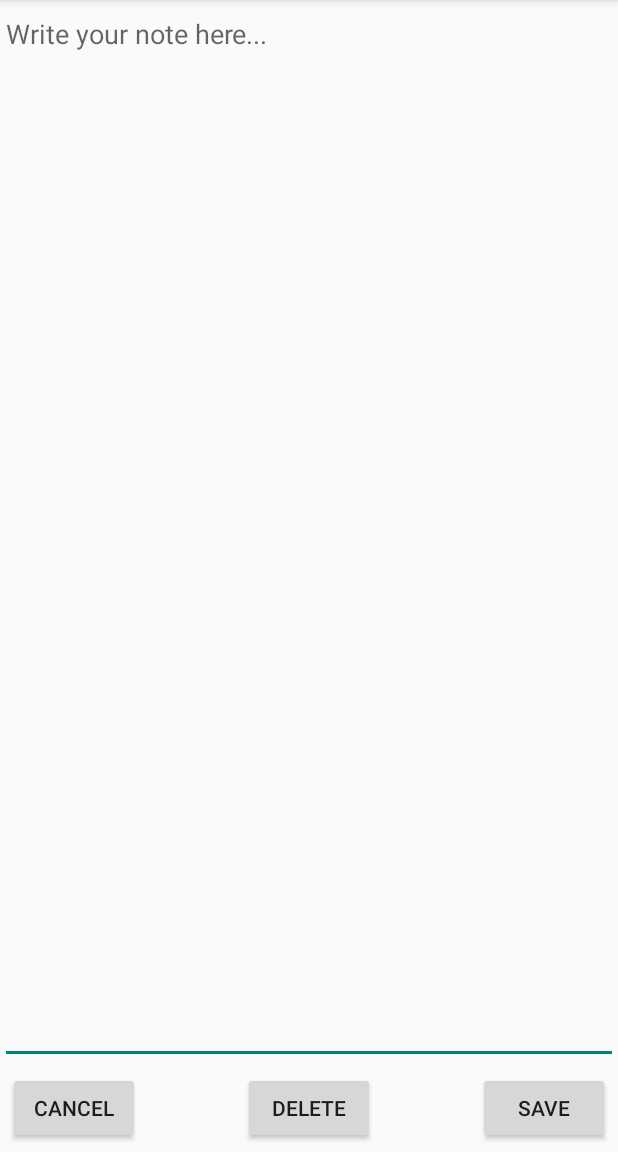
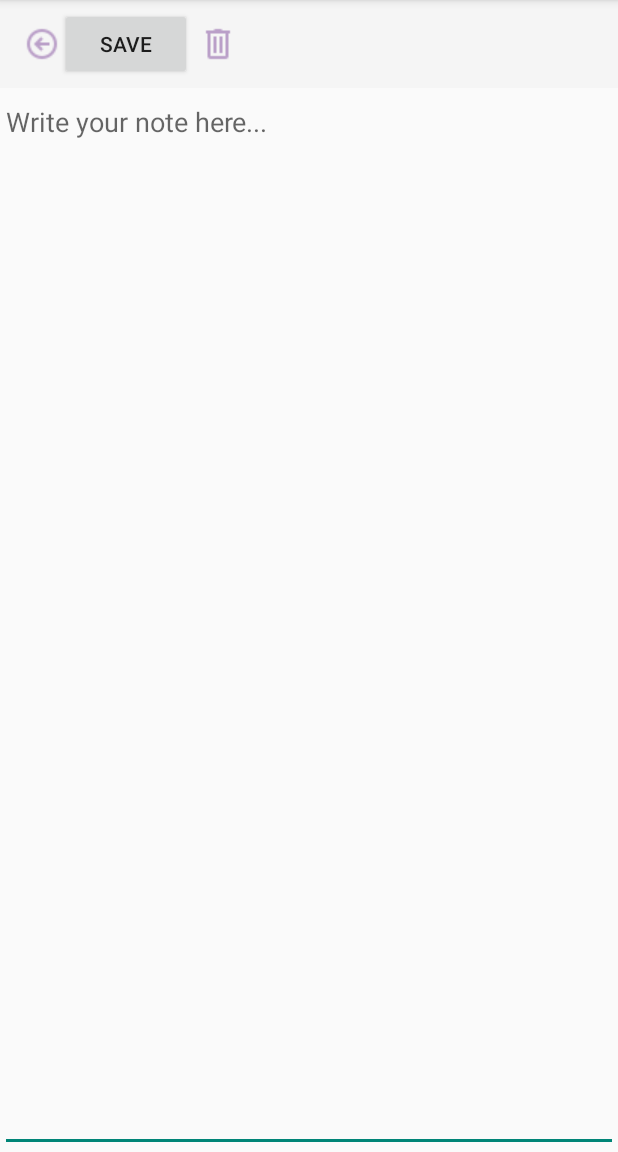
Before and after one commit to KodeJaROM/notes, an Android app: the NoteActivity screen opened directly, with no data from a screen before it, on a phone screen of 412 x 824 dp, the part 84-1236 px from its top. Run offline under Robolectric (Android 15) with nearby library versions, the phone set to English and light mode, and no system bars.

Commit message:
Move buttons to toolbar

```diff
--- a/app/src/main/java/com/kodejarom/notes/NoteActivity.kt
+++ b/app/src/main/java/com/kodejarom/notes/NoteActivity.kt
@@ -6,6 +6,7 @@ import android.os.Build
 import android.os.Bundle
 import android.widget.Button
 import android.widget.EditText
+import android.widget.ImageButton
 import android.widget.Toast
 import androidx.annotation.RequiresApi
 import androidx.appcompat.app.AlertDialog
@@ -37,8 +38,8 @@ class NoteActivity : AppCompatActivity() {
         etNewNoteField.setText(noteContent)
 
         findViewById<Button>(R.id.btnSave).setOnClickListener { saveNote() }
-        findViewById<Button>(R.id.btnCancel).setOnClickListener { finish() }
-        findViewById<Button>(R.id.btnDelete).setOnClickListener { deleteNote() }
+        findViewById<ImageButton>(R.id.btnCancel).setOnClickListener { finish() }
+        findViewById<ImageButton>(R.id.btnDelete).setOnClickListener { deleteNote() }
     }
 
 
--- a/app/src/main/res/layout/activity_note.xml
+++ b/app/src/main/res/layout/activity_note.xml
@@ -6,6 +6,48 @@
     android:layout_height="match_parent"
     tools:context=".NoteActivity">
 
+    <com.google.android.material.appbar.MaterialToolbar
+        android:id="@+id/materialToolbar2"
+        android:layout_width="match_parent"
+        android:layout_height="wrap_content"
+        android:background="?attr/colorPrimary"
+        android:minHeight="?attr/actionBarSize"
+        android:theme="?attr/actionBarTheme"
+        app:layout_anchorGravity="top|center"
+        app:layout_constraintTop_toTopOf="parent">
+
+        <ImageButton
+            android:id="@+id/btnCancel"
+            android:layout_width="wrap_content"
+            android:layout_height="wrap_content"
+            android:background="@null"
+            android:src="@drawable/ic_back"
+            app:layout_constraintBottom_toBottomOf="parent"
+            app:layout_constraintStart_toStartOf="parent"
+            app:layout_constraintTop_toTopOf="parent" />
+
+        <Button
+            android:id="@+id/btnSave"
+            android:layout_width="wrap_content"
+            android:layout_height="wrap_content"
+            android:layout_margin="5dp"
+            android:text="@string/save"
+            app:iconGravity="end"
+            app:layout_constraintBottom_toBottomOf="parent"
+            app:layout_constraintTop_toTopOf="parent" />
+
+        <ImageButton
+            android:id="@+id/btnDelete"
+            android:layout_width="wrap_content"
+            android:layout_height="wrap_content"
+            android:background="@null"
+            android:src="@drawable/ic_delete"
+            app:iconGravity="end"
+            app:layout_constraintBottom_toBottomOf="parent"
+            app:layout_constraintTop_toTopOf="parent" />
+
+    </com.google.android.material.appbar.MaterialToolbar>
+
     <EditText
         android:id="@+id/etNewNoteField"
         android:layout_width="match_parent"
@@ -13,38 +55,9 @@
         android:layout_weight="1"
         android:gravity="top"
         android:hint="@string/notes_input_hint"
-        app:layout_constraintBottom_toTopOf="@id/btnCancel"
-        app:layout_constraintStart_toStartOf="parent"
-        app:layout_constraintTop_toTopOf="parent" />
-
-    <Button
-        android:id="@+id/btnCancel"
-        android:layout_width="wrap_content"
-        android:layout_height="wrap_content"
-        android:layout_margin="5dp"
-        android:text="@string/cancel"
         app:layout_constraintBottom_toBottomOf="parent"
         app:layout_constraintStart_toStartOf="parent"
-        app:layout_constraintTop_toBottomOf="@id/etNewNoteField" />
+        app:layout_constraintTop_toBottomOf="@id/materialToolbar2" />
 
-    <Button
-        android:id="@+id/btnDelete"
-        android:layout_width="wrap_content"
-        android:layout_height="wrap_content"
-        android:layout_margin="5dp"
-        android:text="@string/delete"
-        app:layout_constraintBottom_toBottomOf="parent"
-        app:layout_constraintTop_toBottomOf="@id/etNewNoteField"
-        app:layout_constraintStart_toStartOf="@id/btnCancel"
-        app:layout_constraintEnd_toEndOf="@id/btnSave"/>
 
-    <Button
-        android:id="@+id/btnSave"
-        android:layout_width="wrap_content"
-        android:layout_height="wrap_content"
-        android:layout_margin="5dp"
-        android:text="@string/save"
-        app:layout_constraintBottom_toBottomOf="parent"
-        app:layout_constraintEnd_toEndOf="parent"
-        app:layout_constraintTop_toBottomOf="@id/etNewNoteField" />
 </androidx.constraintlayout.widget.ConstraintLayout>
```
Also changed, not shown: app/src/main/res/drawable/ic_back.png (added), app/src/main/res/drawable/ic_delete.png (added).
